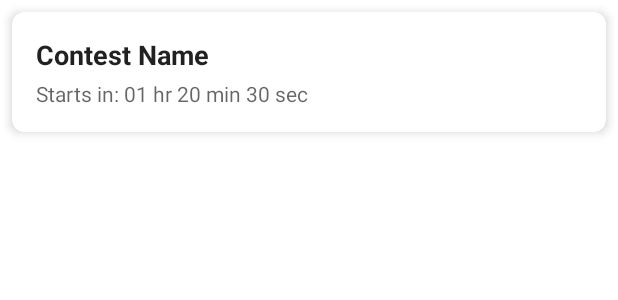
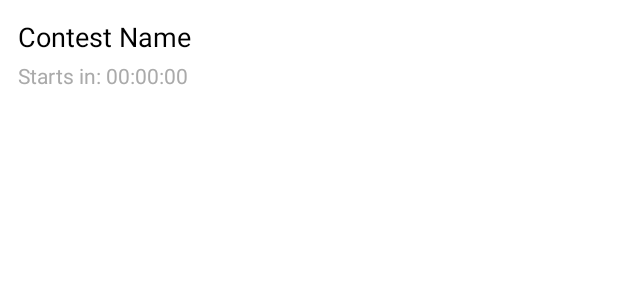
Before and after one commit to Rahexa/CodeforcesReminderApp, an Android app built with Jetpack Compose: the layout item_contest.xml on its own in the app's theme, with its tools: preview values and no code run, on a phone screen of 412 x 824 dp. Shown: the top 300 px of the screen. Run offline under Robolectric (Android 15) with nearby library versions, the phone set to English and light mode, and no system bars; network calls fail.

Commit message:
Update item_contest.xml

```diff
--- a/app/src/main/res/layout/item_contest.xml
+++ b/app/src/main/res/layout/item_contest.xml
@@ -1,36 +1,24 @@
 <?xml version="1.0" encoding="utf-8"?>
-<androidx.cardview.widget.CardView xmlns:android="http://schemas.android.com/apk/res/android"
-    xmlns:card_view="http://schemas.android.com/apk/res-auto"
-    android:layout_width="match_parent"
-    android:layout_height="wrap_content"
-    android:layout_margin="8dp"
-    card_view:cardCornerRadius="8dp"
-    card_view:cardElevation="4dp"
-    android:background="?attr/selectableItemBackground">
-
-    <LinearLayout
+<LinearLayout xmlns:android="http://schemas.android.com/apk/res/android"
     android:layout_width="match_parent"
     android:layout_height="wrap_content"
     android:orientation="vertical"
-        android:padding="16dp">
+    android:padding="12dp">
 
     <TextView
-            android:id="@+id/contestName"
+        android:id="@+id/contestNameTextView"
         android:layout_width="wrap_content"
         android:layout_height="wrap_content"
         android:text="Contest Name"
         android:textSize="18sp"
-            android:textColor="?android:textColorPrimary"
-            android:textStyle="bold"/>
+        android:textColor="@android:color/black" />
 
     <TextView
-            android:id="@+id/contestCountdown"
+        android:id="@+id/countdownTextView"
         android:layout_width="wrap_content"
         android:layout_height="wrap_content"
-            android:text="Starts in: 01 hr 20 min 30 sec"
-            android:textColor="?android:textColorSecondary"
-            android:layout_marginTop="4dp"/>
-
+        android:text="Starts in: 00:00:00"
+        android:textSize="14sp"
+        android:textColor="@android:color/darker_gray"
+        android:layout_marginTop="4dp" />
 </LinearLayout>
-
-</androidx.cardview.widget.CardView>
```
Lines whose indentation alone changed are shown as unchanged.
